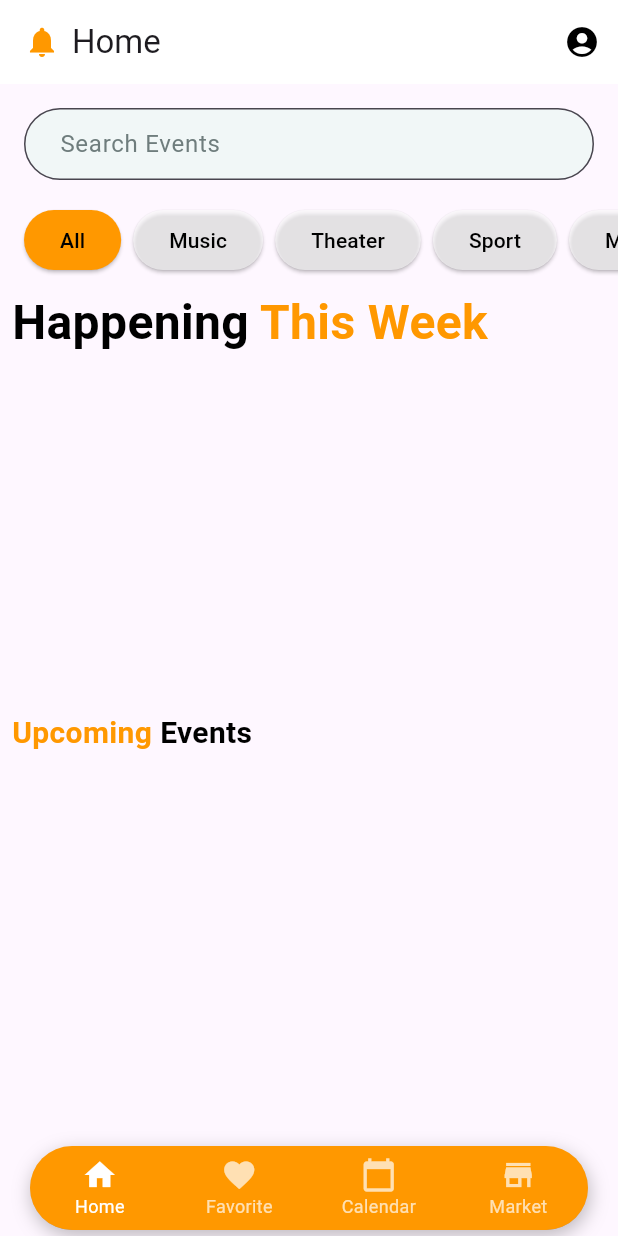
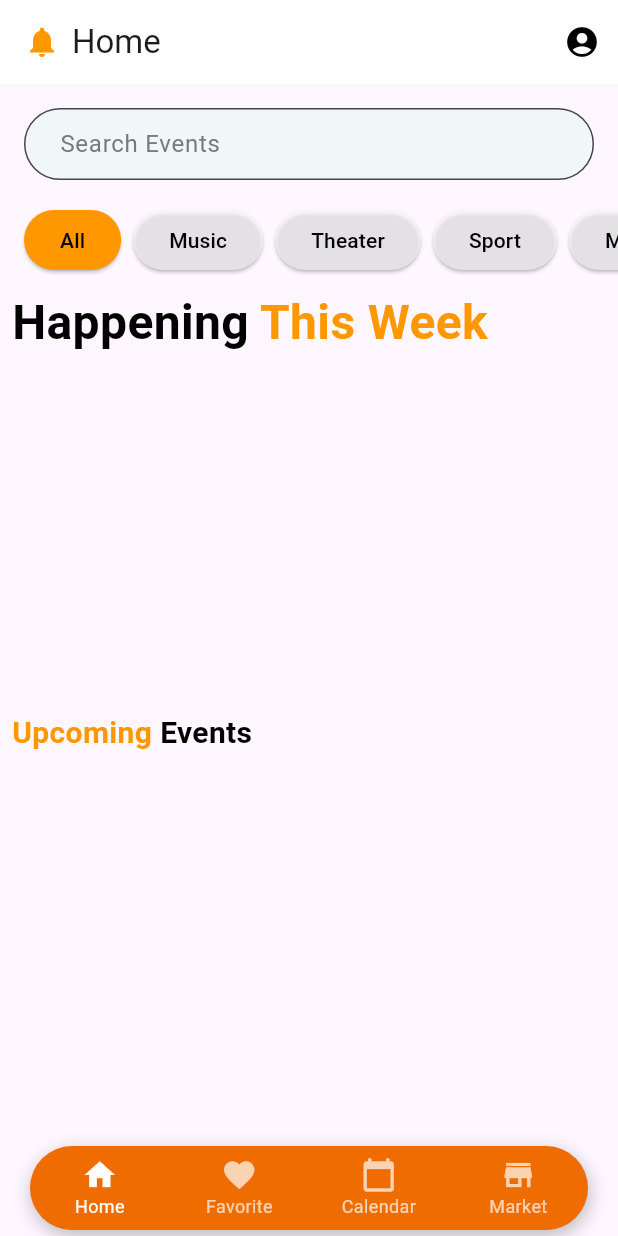
Before and after one commit to Gawesh2001/Eventory, a Flutter app: the screen it shows once a user with an empty profile is signed in, on a phone screen of 412 x 824 dp. Run offline on Flutter 3.47's test engine with Material 3 defaults, Android fonts, the phone set to English and light mode, and no system bars; our stand-ins replace cloud_firestore, firebase_auth, firebase_core, firebase_storage, geocoding, google_maps_flutter and 2 more; accounts and stored records are empty.

Commit message:
adding a new update

```diff
--- a/lib/navigators/bottomnavigatorbar.dart
+++ b/lib/navigators/bottomnavigatorbar.dart
@@ -26,7 +26,8 @@ class BottomNavigatorBar extends StatelessWidget {
           borderRadius: BorderRadius.circular(30),
           child: BottomNavigationBar(
             type: BottomNavigationBarType.fixed,
-            backgroundColor: Colors.orange,
+            backgroundColor: Colors.orange.shade800,
+
             selectedItemColor: Colors.white, // Selected icon color
             unselectedItemColor: Colors.white70, // Unselected icon color
             iconSize: 24, // Keep the original icon size
--- a/lib/screnns/home/home.dart
+++ b/lib/screnns/home/home.dart
@@ -69,6 +69,7 @@ class _HomeState extends State<Home> {
               child: TextField(
                 decoration: InputDecoration(
                   filled: true,
+                  //fillColor: Colors.black,
                   fillColor: Color(0xffF1F7F7),
                   hintText: 'Search...',
                   hintStyle: TextStyle(color: Colors.orange[300]),
@@ -366,6 +367,7 @@ class _HomeState extends State<Home> {
       margin: EdgeInsets.symmetric(horizontal: 8),
       padding: EdgeInsets.all(23),
       decoration: BoxDecoration(
+        //color: Colors.black,
         color: Color(0xffF1F7F7),
         borderRadius: BorderRadius.circular(30),
         boxShadow: [
```
